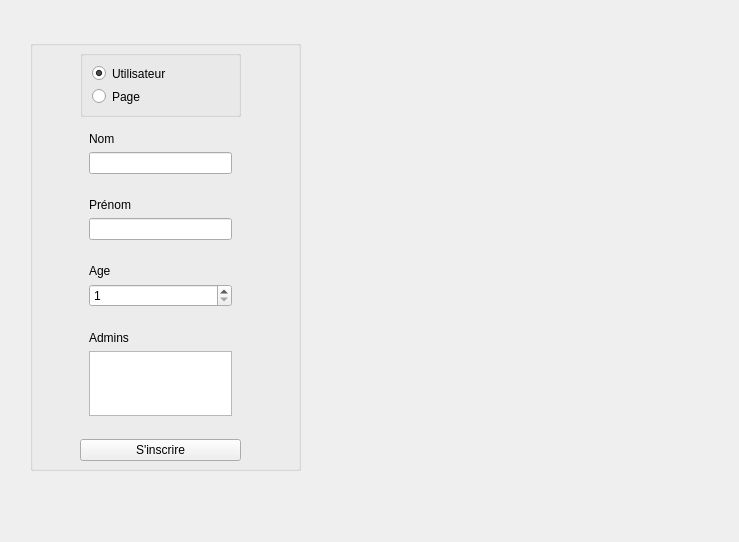
Above: gui/gui.ui from KinderPinGuiin/projet_graphe_2021 before the change. Below: the same form after it.
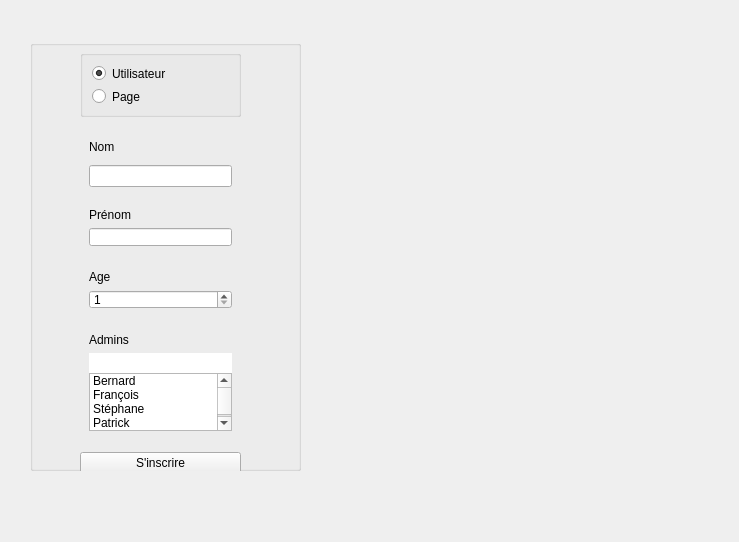
That is the form after the change.

Commit message: ajout input filtre

What changed in the file:
```diff
--- a/gui/gui.ui
+++ b/gui/gui.ui
@@ -50,7 +50,7 @@
        <x>50</x>
        <y>10</y>
        <width>161</width>
-       <height>411</height>
+       <height>424</height>
       </rect>
      </property>
      <layout class="QGridLayout" name="gridLayout">
@@ -157,7 +157,7 @@
         <property name="maximumSize">
          <size>
           <width>16777215</width>
-          <height>103</height>
+          <height>16777215</height>
          </size>
         </property>
         <layout class="QVBoxLayout" name="adminLayout">
@@ -181,11 +181,29 @@
           </widget>
          </item>
          <item>
+          <layout class="QVBoxLayout" name="verticalLayout_2">
+           <property name="spacing">
+            <number>0</number>
+           </property>
+           <item>
+            <widget class="QLineEdit" name="adminListSearch">
+             <property name="maximumSize">
+              <size>
+               <width>16777215</width>
+               <height>20</height>
+              </size>
+             </property>
+             <property name="frame">
+              <bool>false</bool>
+             </property>
+            </widget>
+           </item>
+           <item>
           <widget class="QListWidget" name="adminList">
            <property name="maximumSize">
             <size>
              <width>16777215</width>
-             <height>70</height>
+               <height>16777215</height>
             </size>
            </property>
            <property name="dragEnabled">
@@ -221,7 +239,39 @@
            <property name="sortingEnabled">
             <bool>false</bool>
            </property>
-          </widget>
+             <item>
+              <property name="text">
+               <string>Bernard</string>
+              </property>
+             </item>
+             <item>
+              <property name="text">
+               <string>François</string>
+              </property>
+             </item>
+             <item>
+              <property name="text">
+               <string>Stéphane</string>
+              </property>
+             </item>
+             <item>
+              <property name="text">
+               <string>Patrick</string>
+              </property>
+             </item>
+             <item>
+              <property name="text">
+               <string>Sophia</string>
+              </property>
+             </item>
+             <item>
+              <property name="text">
+               <string>Lucie</string>
+              </property>
+             </item>
+            </widget>
+           </item>
+          </layout>
          </item>
         </layout>
        </widget>
@@ -231,7 +281,7 @@
         <property name="minimumSize">
          <size>
           <width>0</width>
-          <height>56</height>
+          <height>70</height>
          </size>
         </property>
         <property name="maximumSize">
```
Lines whose indentation alone changed are shown as unchanged. The commit also changes 2 other files.
